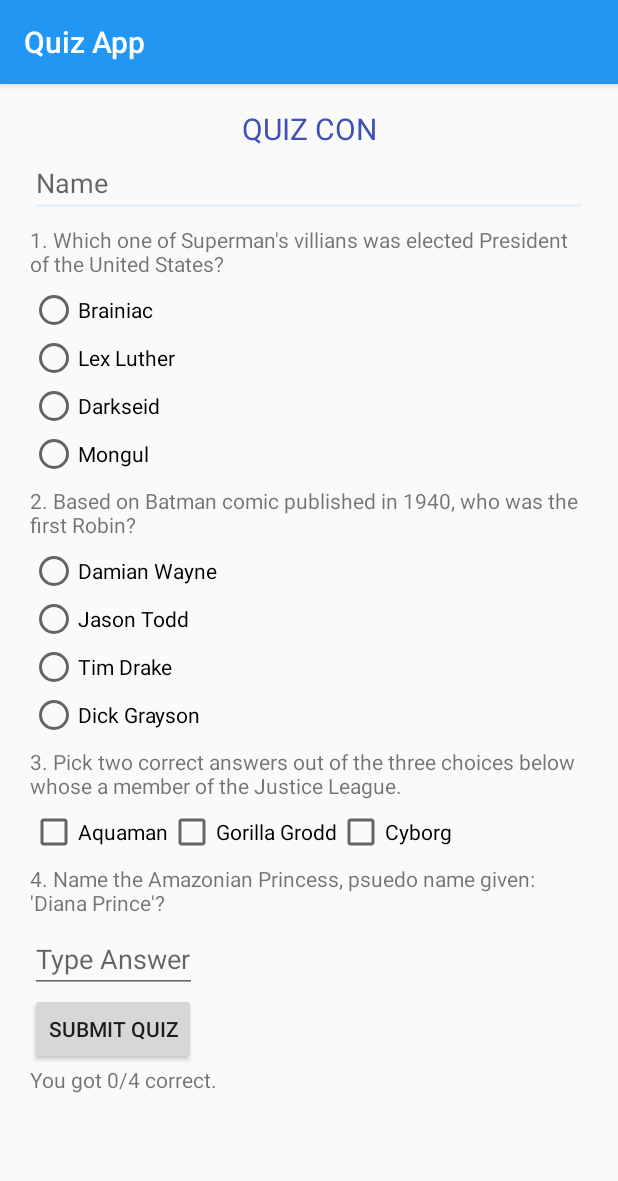
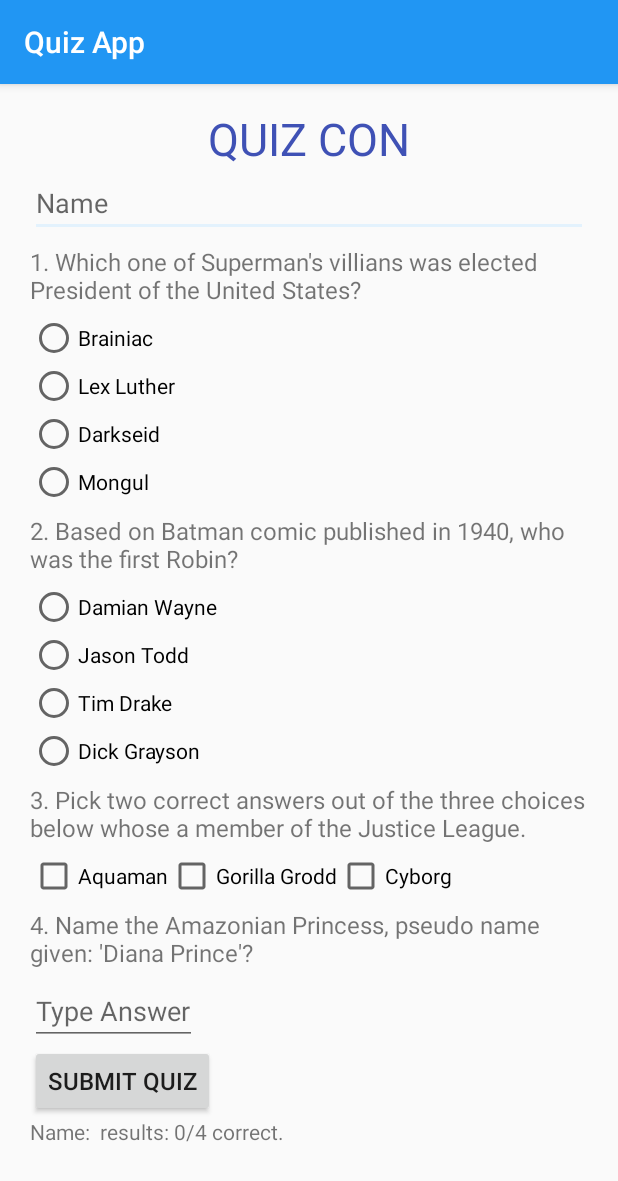
Before and after one commit to vearak-thach/QuizApp, an Android app: the screen it shows after launch (MainActivity), after a tap on "SUBMIT QUIZ", on a phone screen of 412 x 824 dp. Shown: the top 1181 px of the screen. Run offline under Robolectric (Android 15) with nearby library versions, the phone set to English and light mode, and no system bars.

Commit message:
Third Commit

```diff
--- a/app/src/main/java/com/example/android/quizapp/MainActivity.java
+++ b/app/src/main/java/com/example/android/quizapp/MainActivity.java
@@ -16,7 +16,9 @@ import static android.R.id.switch_widget;
 import static com.example.android.quizapp.R.id.all;
 import static com.example.android.quizapp.R.id.checkbox;
 
-
+/**
+ * This app displays the results for a short quiz.
+ */
 public class MainActivity extends AppCompatActivity {
 
     int scoredPoint = 0;
@@ -28,6 +30,7 @@ public class MainActivity extends AppCompatActivity {
     CheckBox checkBoxCyborg;
     CheckBox checkBoxGorillaGrodd;
     EditText editTextWonderWoman;
+    EditText name;
 
     @Override
     protected void onCreate(Bundle savedInstanceState) {
@@ -40,12 +43,25 @@ public class MainActivity extends AppCompatActivity {
         checkBoxCyborg = (CheckBox) findViewById(R.id.checkbox_cyborg);
         checkBoxGorillaGrodd = (CheckBox) findViewById(R.id.checkbox_gorillaGrodd);
         editTextWonderWoman = (EditText) findViewById(R.id.answer_text1);
+        name = (EditText) findViewById(R.id.enterName);
     }
 
+    /**
+     * This method is called when the submit quiz is clicked.
+     *
+     * @param view View
+     */
     public void submitResult(View view) {
-        displayMessage("You got " + calculatePoints() + "/4 correct.");
+        String nameEntry = name.getText().toString();
+        displayMessage("Name: " + nameEntry + " results: " + calculatePoints() + "/4 correct.");
+        Toast.makeText(this, "You got " + calculatePoints() + "/4 correct.", Toast.LENGTH_SHORT).show();
     }
 
+    /**
+     * This method adds points when correct radioButtons are clicked.
+     *
+     * @return int
+     */
     private int totalRadioButtonPoints() {
         if (radioButton1b.isChecked() && radioButton2d.isChecked()) {
             return scoredPoint + 2;
@@ -57,14 +73,23 @@ public class MainActivity extends AppCompatActivity {
             return scoredPoint;
     }
 
+    /**
+     * This method adds one point if correct checkBoxes are checked.
+     *
+     * @return int
+     */
     private int totalCheckBoxPoints() {
         if (checkBoxAquaman.isChecked() && checkBoxCyborg.isChecked() && !checkBoxGorillaGrodd.isChecked()) {
             return 1;
         } else
             return 0;
-
     }
 
+    /**
+     * This method adds one point if user enters in correct text
+     *
+     * @return int
+     */
     private int totalEditTextPoints() {
         String userText = editTextWonderWoman.getText().toString();
         if (userText.equals(wonderWoman)) {
@@ -73,10 +98,20 @@ public class MainActivity extends AppCompatActivity {
             return 0;
     }
 
+    /**
+     * This method calculates the total of points.
+     *
+     * @return int
+     */
     public int calculatePoints() {
         return totalRadioButtonPoints() + totalCheckBoxPoints() + totalEditTextPoints();
     }
 
+    /**
+     * Set message as a String.
+     *
+     * @param message String
+     */
     private void displayMessage(String message) {
         TextView orderSummaryTextView = (TextView) findViewById(R.id.submit_quiz_result);
         orderSummaryTextView.setText(message);
--- a/app/src/main/res/layout/activity_main.xml
+++ b/app/src/main/res/layout/activity_main.xml
@@ -16,9 +16,11 @@
             style="@style/HeaderTextStyle"
             android:layout_width="match_parent"
             android:layout_height="wrap_content"
+            android:textSize="30sp"
             android:text="Quiz Con" />
 
         <EditText
+            android:id="@+id/enterName"
             android:layout_width="match_parent"
             android:layout_height="wrap_content"
             android:hint="Name"
@@ -28,6 +30,7 @@
             android:layout_width="wrap_content"
             android:layout_height="wrap_content"
             android:text="@string/question_1_text"
+            android:textSize="16sp"
             android:layout_marginTop="5dp"
             android:layout_marginBottom="5dp"/>
 
@@ -66,6 +69,7 @@
             android:layout_height="wrap_content"
             android:layout_marginTop="5dp"
             android:layout_marginBottom="5dp"
+            android:textSize="16sp"
             android:text="@string/question_2_text" />
 
         <RadioGroup
@@ -103,6 +107,7 @@
             android:layout_height="wrap_content"
             android:layout_marginTop="5dp"
             android:layout_marginBottom="5dp"
+            android:textSize="16sp"
             android:text="@string/question_3_text" />
 
         <LinearLayout
@@ -136,6 +141,7 @@
             android:layout_height="wrap_content"
             android:layout_marginTop="5dp"
             android:layout_marginBottom="5dp"
+            android:textSize="16sp"
             android:text="@string/question_4_text"  />
 
         <EditText
@@ -149,6 +155,7 @@
             android:layout_width="wrap_content"
             android:layout_height="wrap_content"
             android:onClick="submitResult"
+            android:textSize="16sp"
             android:text="Submit Quiz" />
 
         <TextView
--- a/app/src/main/res/values/strings.xml
+++ b/app/src/main/res/values/strings.xml
@@ -14,5 +14,5 @@
     <string name="option_3a">Aquaman</string>
     <string name="option_3b">Gorilla Grodd</string>
     <string name="option_3c">Cyborg</string>
-    <string name="question_4_text">4. Name the Amazonian Princess, psuedo name given: \'Diana Prince\'?</string>
+    <string name="question_4_text">4. Name the Amazonian Princess, pseudo name given: \'Diana Prince\'?</string>
 </resources>
```
